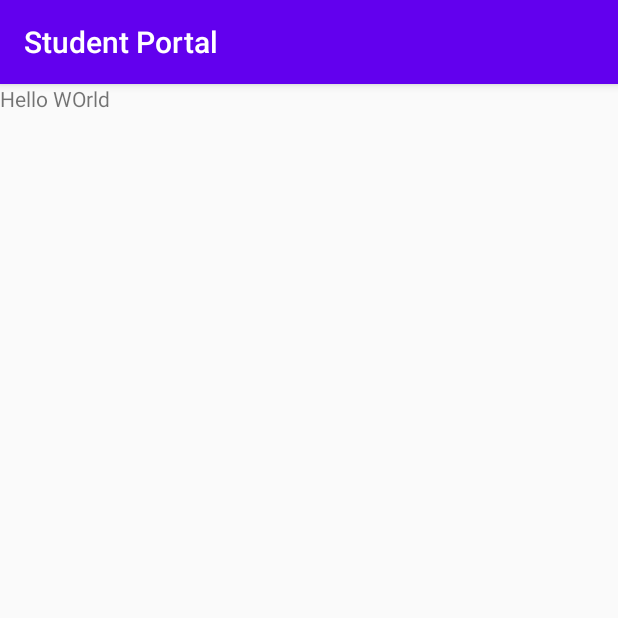
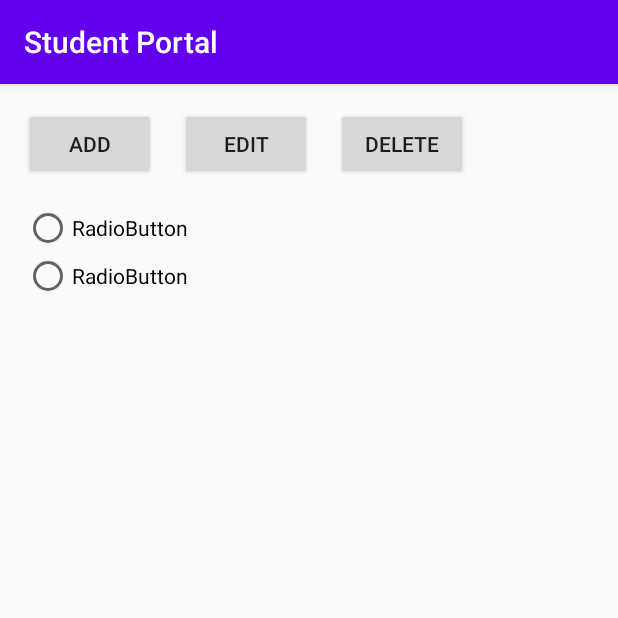
Before and after one commit to robstudentaccount/c196, an Android app: the screen it shows after launch (CourseManager), in the options menu, after a tap on "Course Management", on a phone screen of 412 x 824 dp, the top half of it. Run offline under Robolectric (Android 15) with nearby library versions, the phone set to English and light mode, and no system bars.

Commit message:
Removed menu bar for removing terms. Added Views to Course Manager

```diff
--- a/app/src/main/java/com/stuart/robert/wgu/c196/v3/MainActivity.java
+++ b/app/src/main/java/com/stuart/robert/wgu/c196/v3/MainActivity.java
@@ -13,6 +13,7 @@ import android.widget.CheckBox;
 import android.widget.FrameLayout;
 import android.widget.ImageView;
 import android.widget.LinearLayout;
+import android.widget.RadioButton;
 import android.widget.TextView;
 
 import java.util.ArrayList;
@@ -83,7 +84,8 @@ public class MainActivity extends AppCompatActivity {
                 FrameLayout.LayoutParams.WRAP_CONTENT);
 
         LinearLayout listTerms = (LinearLayout) findViewById(R.id.maTermView);
-        listTerms.setLayoutParams(listTermsLP);
+
+        listTerms.setLayoutParams(listTermsLP); //FIX
         listTerms.removeAllViews();
 
         ArrayList<Term> terms = Terms.getTerms();
@@ -95,7 +97,8 @@ public class MainActivity extends AppCompatActivity {
             newTermLayout.setLayoutParams(llparams);
             newTermLayout.setBackgroundResource(R.drawable.customborder);
             //Checkbox
-            CheckBox cb = new CheckBox(this);
+            //CheckBox cb = new CheckBox(this);
+            TextView cb = new TextView(this);
             cbParams.setMargins(0,0,20, 0);
             cb.setLayoutParams(cbParams);
             cb.setId(View.generateViewId());
--- a/app/src/main/res/layout/activity_course_manager.xml
+++ b/app/src/main/res/layout/activity_course_manager.xml
@@ -1,14 +1,69 @@
 <?xml version="1.0" encoding="utf-8"?>
 <android.support.constraint.ConstraintLayout xmlns:android="http://schemas.android.com/apk/res/android"
+    xmlns:app="http://schemas.android.com/apk/res-auto"
     xmlns:tools="http://schemas.android.com/tools"
     android:layout_width="match_parent"
     android:layout_height="match_parent">
 
-    <TextView
-        android:id="@+id/textView"
+    <Button
+        android:id="@+id/button"
         android:layout_width="wrap_content"
         android:layout_height="wrap_content"
-        android:text="Hello WOrld"
-        tools:layout_editor_absoluteX="84dp"
-        tools:layout_editor_absoluteY="177dp" />
+        android:layout_marginStart="16dp"
+        android:layout_marginTop="16dp"
+        android:text="Add"
+        app:layout_constraintStart_toStartOf="parent"
+        app:layout_constraintTop_toTopOf="parent" />
+
+    <Button
+        android:id="@+id/button3"
+        android:layout_width="wrap_content"
+        android:layout_height="wrap_content"
+        android:layout_marginStart="16dp"
+        android:layout_marginTop="16dp"
+        android:text="Edit"
+        app:layout_constraintStart_toEndOf="@+id/button"
+        app:layout_constraintTop_toTopOf="parent" />
+
+    <Button
+        android:id="@+id/button4"
+        android:layout_width="wrap_content"
+        android:layout_height="wrap_content"
+        android:layout_marginStart="16dp"
+        android:layout_marginTop="16dp"
+        android:text="Delete"
+        app:layout_constraintStart_toEndOf="@+id/button3"
+        app:layout_constraintTop_toTopOf="parent" />
+
+    <ScrollView
+        android:layout_width="379dp"
+        android:layout_height="507dp"
+        android:layout_marginStart="16dp"
+        android:layout_marginTop="16dp"
+        app:layout_constraintStart_toStartOf="parent"
+        app:layout_constraintTop_toBottomOf="@+id/button3">
+
+        <LinearLayout
+            android:layout_width="match_parent"
+            android:layout_height="wrap_content"
+            android:orientation="vertical">
+
+            <RadioGroup
+                android:layout_width="match_parent"
+                android:layout_height="match_parent">
+
+                <RadioButton
+                    android:id="@+id/radioButton3"
+                    android:layout_width="match_parent"
+                    android:layout_height="wrap_content"
+                    android:text="RadioButton" />
+
+                <RadioButton
+                    android:id="@+id/radioButton4"
+                    android:layout_width="match_parent"
+                    android:layout_height="wrap_content"
+                    android:text="RadioButton" />
+            </RadioGroup>
+        </LinearLayout>
+    </ScrollView>
 </android.support.constraint.ConstraintLayout>
--- a/app/src/main/res/layout/activity_main.xml
+++ b/app/src/main/res/layout/activity_main.xml
@@ -23,7 +23,13 @@
             android:id="@+id/maTermView"
             android:layout_width="match_parent"
             android:layout_height="wrap_content"
-            android:orientation="vertical"></LinearLayout>
+            android:orientation="vertical">
+
+            <RadioGroup
+                android:id="@+id/rg"
+                android:layout_width="match_parent"
+                android:layout_height="match_parent" />
+        </LinearLayout>
     </ScrollView>
 
 
--- a/app/src/main/res/menu/main_activity_actions.xml
+++ b/app/src/main/res/menu/main_activity_actions.xml
@@ -16,15 +16,5 @@
         android:visible="true"
         app:showAsAction="always" />
 
-    <item
-        android:id="@+id/removeTermItem"
-        android:enabled="true"
-        android:icon="@drawable/ic_remove_term"
-        android:iconTint="@color/purple_200"
-        android:orderInCategory="100"
-        android:title="Add Term"
-        android:visible="true"
-        app:showAsAction="always" />
-
 
 </menu>
```
